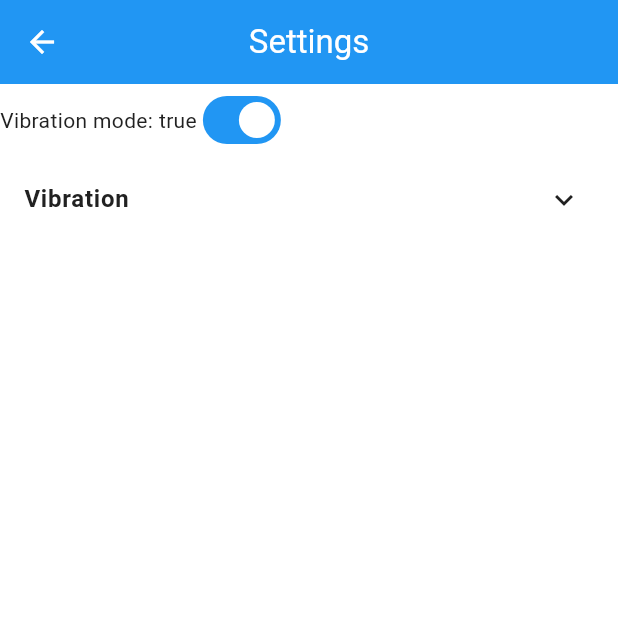
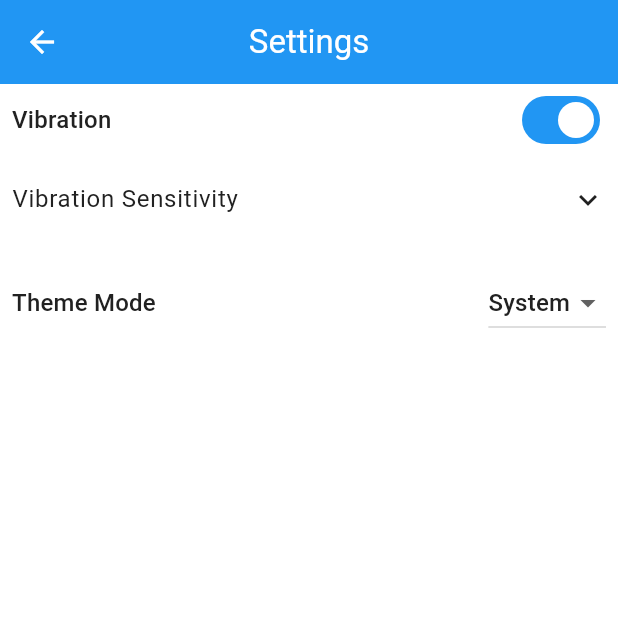
Before and after one commit to aryannik08/music-player, a Flutter app: the screen it shows after launch, after a tap on the "settings" icon, on a phone screen of 412 x 824 dp, the top half of it. Run offline on Flutter 3.47's test engine with Material 3 defaults, Android fonts, the phone set to English and light mode, and no system bars; drawn by our look-alikes of animated_text_kit; our stand-ins replace flutter_screenutil, flutter_staggered_animations, flutter_svg, get, get_storage, just_audio and 3 more.

Commit message:
theme added, theme animation

```diff
--- a/lib/core/storage/storage_service.dart
+++ b/lib/core/storage/storage_service.dart
@@ -6,6 +6,7 @@ class StorageService {
   static const String keyIsDark = 'is_dark';
   static const String keyIsFirst = 'is_first';
   static const String keyVibValue = 'vib_value';
+  static const String keyThemeMode = 'theme_mode';
 
   final GetStorage _box = GetStorage(_boxName);
 
@@ -36,4 +37,8 @@ class StorageService {
   int get vibValue => _box.read<int>(keyVibValue) ?? 150;
 
   set vibValue(int value) => _box.write(keyVibValue, value);
+
+  String get themeMode => _box.read<String>(keyThemeMode) ?? 'system';
+
+  set themeMode(String value) => _box.write(keyThemeMode, value);
 }
--- a/lib/main.dart
+++ b/lib/main.dart
@@ -2,7 +2,8 @@ import 'package:flutter/material.dart';
 import 'package:get/get.dart';
 import 'package:get_storage/get_storage.dart';
 import 'core/storage/storage_service.dart';
-import 'presentation/style/theme.dart';
+import 'presentation/style/theme.dart' hide ThemeController;
+import 'presentation/style/theme_controller.dart';
 import 'presentation/routes/app_routes.dart';
 
 void main() {
@@ -17,21 +18,38 @@ class MyApp extends StatelessWidget {
 
   @override
   Widget build(BuildContext context) {
-    final StorageService storage = StorageService();
-    return GetMaterialApp(
-      title: 'GetX Flutter App',
-      debugShowCheckedModeBanner: false,
-      theme: AppTheme.lightTheme,
-      darkTheme: AppTheme.darkTheme,
-      themeMode: storage.isDark ? ThemeMode.dark : ThemeMode.light,
-      initialRoute: AppRoutes.splash,
-      getPages: AppRoutes.routes,
-    );
+    final ThemeController themeController = Get.find<ThemeController>();
+    return Obx(() {
+      return AnimatedTheme(
+        curve: Curves.bounceIn,
+        data: themeController.themeMode.value == ThemeMode.dark
+            ? AppTheme.darkTheme
+            : themeController.themeMode.value == ThemeMode.light
+            ? AppTheme.lightTheme
+            : (MediaQuery.of(context).platformBrightness == Brightness.dark
+                  ? AppTheme.darkTheme
+                  : AppTheme.lightTheme), // Handle system theme
+        duration: const Duration(
+          milliseconds: 500,
+        ), // Adjust duration as needed
+        child: GetMaterialApp(
+          title: 'GetX Flutter App',
+          debugShowCheckedModeBanner: false,
+          theme: AppTheme.lightTheme, // Provide a base light theme
+          darkTheme: AppTheme.darkTheme, // Provide a base dark theme
+          themeMode: themeController
+              .themeMode
+              .value, // This is still necessary for GetX to manage internal theme
+          initialRoute: AppRoutes.splash,
+          getPages: AppRoutes.routes,
+        ),
+      );
+    });
   }
 }
 
 Future<void> _initServices() async {
   await GetStorage.init('app_storage');
+  Get.put(StorageService(), permanent: true);
   Get.put(ThemeController());
-  Get.put(StorageService(), permanent: true);
 }
--- a/lib/presentation/routes/app_routes.dart
+++ b/lib/presentation/routes/app_routes.dart
@@ -28,27 +28,27 @@ class AppRoutes {
       page: () => HomePage(),
       binding: HomeBinding(),
       transition: Transition.fadeIn,
-      transitionDuration: Duration(milliseconds: 200),
+      transitionDuration: Duration(milliseconds: 300),
     ),
     GetPage(
       name: songDetails,
       page: () => SongDetailsPage(),
       binding: SongDetailsBinding(),
       transition: Transition.downToUp,
-      transitionDuration: Duration(milliseconds: 200),
+      transitionDuration: Duration(milliseconds: 300),
     ),
     GetPage(
       name: intro,
       page: () => const IntroPage(),
       binding: IntroBinding(),
       transition: Transition.rightToLeft,
-      transitionDuration: Duration(milliseconds: 200),
+      transitionDuration: Duration(milliseconds: 300),
     ),GetPage(
       name: setting,
       page: () => const SettingPage(),
       binding: SettingBinding(),
       transition: Transition.leftToRight,
-      transitionDuration: Duration(milliseconds: 200),
+      transitionDuration: Duration(milliseconds: 300),
     ),
 
     // Item page removed
--- a/lib/presentation/style/theme.dart
+++ b/lib/presentation/style/theme.dart
@@ -37,9 +37,21 @@ class AppTheme {
         ),
       ),
       textTheme: const TextTheme(
-        headlineLarge: TextStyle(color: AppColors.textPrimary, fontSize: 32, fontWeight: FontWeight.bold),
-        headlineMedium: TextStyle(color: AppColors.textPrimary, fontSize: 28, fontWeight: FontWeight.bold),
-        headlineSmall: TextStyle(color: AppColors.textPrimary, fontSize: 24, fontWeight: FontWeight.bold),
+        headlineLarge: TextStyle(
+          color: AppColors.textPrimary,
+          fontSize: 32,
+          fontWeight: FontWeight.bold,
+        ),
+        headlineMedium: TextStyle(
+          color: AppColors.textPrimary,
+          fontSize: 28,
+          fontWeight: FontWeight.bold,
+        ),
+        headlineSmall: TextStyle(
+          color: AppColors.textPrimary,
+          fontSize: 24,
+          fontWeight: FontWeight.bold,
+        ),
         bodyLarge: TextStyle(color: AppColors.textPrimary, fontSize: 16),
         bodyMedium: TextStyle(color: AppColors.textPrimary, fontSize: 14),
         bodySmall: TextStyle(color: AppColors.textSecondary, fontSize: 12),
@@ -80,9 +92,21 @@ class AppTheme {
         ),
       ),
       textTheme: const TextTheme(
-        headlineLarge: TextStyle(color: AppColors.darkTextPrimary, fontSize: 32, fontWeight: FontWeight.bold),
-        headlineMedium: TextStyle(color: AppColors.darkTextPrimary, fontSize: 28, fontWeight: FontWeight.bold),
-        headlineSmall: TextStyle(color: AppColors.darkTextPrimary, fontSize: 24, fontWeight: FontWeight.bold),
+        headlineLarge: TextStyle(
+          color: AppColors.darkTextPrimary,
+          fontSize: 32,
+          fontWeight: FontWeight.bold,
+        ),
+        headlineMedium: TextStyle(
+          color: AppColors.darkTextPrimary,
+          fontSize: 28,
+          fontWeight: FontWeight.bold,
+        ),
+        headlineSmall: TextStyle(
+          color: AppColors.darkTextPrimary,
+          fontSize: 24,
+          fontWeight: FontWeight.bold,
+        ),
         bodyLarge: TextStyle(color: AppColors.darkTextPrimary, fontSize: 16),
         bodyMedium: TextStyle(color: AppColors.darkTextPrimary, fontSize: 14),
         bodySmall: TextStyle(color: AppColors.darkTextSecondary, fontSize: 12),
@@ -90,22 +114,3 @@ class AppTheme {
     );
   }
 }
-
-class ThemeController extends GetxController {
-  RxBool isDarkMode = false.obs;
-  final StorageService storage = StorageService();
-
-  @override
-  void onInit() {
-    isDarkMode.value = storage.isDark;
-    super.onInit();
-  }
-
-  void toggleTheme() {
-    isDarkMode.value = !isDarkMode.value;
-    Get.changeThemeMode(isDarkMode.value ? ThemeMode.dark : ThemeMode.light);
-    storage.isDark = isDarkMode.value;
-  }
-
-  ThemeData get currentTheme => isDarkMode.value ? AppTheme.darkTheme : AppTheme.lightTheme;
-}
--- /dev/null
+++ b/lib/presentation/style/theme_controller.dart
@@ -0,0 +1,33 @@
+import 'package:flutter/material.dart';
+import 'package:get/get.dart';
+import 'package:untitled1/core/storage/storage_service.dart';
+
+class ThemeController extends GetxController {
+  final StorageService storage = Get.find<StorageService>();
+  Rx<ThemeMode> themeMode = ThemeMode.system.obs;
+
+  @override
+  void onInit() {
+    super.onInit();
+    String? savedThemeMode = storage.themeMode;
+    if (savedThemeMode == 'light') {
+      themeMode.value = ThemeMode.light;
+    } else if (savedThemeMode == 'dark') {
+      themeMode.value = ThemeMode.dark;
+    } else {
+      themeMode.value = ThemeMode.system;
+    }
+  }
+
+  void changeThemeMode(ThemeMode mode) {
+    themeMode.value = mode;
+    Get.changeThemeMode(mode);
+    if (mode == ThemeMode.light) {
+      storage.themeMode = 'light';
+    } else if (mode == ThemeMode.dark) {
+      storage.themeMode = 'dark';
+    } else {
+      storage.themeMode = 'system';
+    }
+  }
+}
--- a/lib/presentation/ui/base/home_page/home_page.dart
+++ b/lib/presentation/ui/base/home_page/home_page.dart
@@ -8,7 +8,7 @@ import 'package:untitled1/presentation/ui/base/home_page/widgets/song_item_widge
 import 'package:untitled1/presentation/ui/base/home_page/home_controller.dart';
 import '../../../../core/vibration/vibration.dart';
 import '../../../routes/app_routes.dart';
-import '../../../style/theme.dart';
+import '../../../style/theme_controller.dart';
 
 class HomePage extends StatelessWidget {
   const HomePage({super.key});
@@ -44,15 +44,7 @@ class HomePage extends StatelessWidget {
               displayFullTextOnTap: true,
               stopPauseOnTap: true,
             ),
-            actions: [
-              Obx(
-                () => IconButton(
-                  icon: Icon(themeController.isDarkMode.value ? Icons.light_mode : Icons.dark_mode),
-                  onPressed: () => themeController.toggleTheme(),
-                ),
-              ),
-              // IconButton(icon: const Icon(Icons.refresh), onPressed: () => controller.loadSongs()),
-            ],
+
           ),
           body: Obx(() {
             if (controller.loading.value) {
--- a/lib/presentation/ui/sec/setting_page/setting_controller.dart
+++ b/lib/presentation/ui/sec/setting_page/setting_controller.dart
@@ -1,19 +1,27 @@
-// song_details_controller.dart
+// song_details_dart
 import 'package:get/get.dart';
-import 'package:just_audio/just_audio.dart';
-import 'package:on_audio_query/on_audio_query.dart';
-import 'package:permission_handler/permission_handler.dart';
 import 'package:untitled1/core/storage/storage_service.dart';
-import 'package:untitled1/presentation/routes/app_routes.dart';
-import 'dart:io';
+import 'package:flutter/material.dart';
+import 'package:untitled1/presentation/style/theme_controller.dart';
 
 class SettingController extends GetxController {
   final StorageService storage = StorageService();
+  final ThemeController themeController = Get.find<ThemeController>();
 
-  RxDouble currentValue = 0.0.obs;
-  RxBool vibrationMode = true.obs;
+  late RxDouble currentValue = storage.vibValue.toDouble().obs;
+  late RxBool vibrationMode = storage.vibValue == 0 ? false.obs : true.obs;
+
+  @override
+  void onInit() {
+    super.onInit();
+  }
 
   changeVibrationMode(RxBool value) {
     vibrationMode.value = value.value;
   }
+
+  backAction() {
+    storage.vibValue = currentValue.value.toInt();
+    Get.back();
+  }
 }
--- a/lib/presentation/ui/sec/setting_page/setting_page.dart
+++ b/lib/presentation/ui/sec/setting_page/setting_page.dart
@@ -12,16 +12,26 @@ class SettingPage extends StatelessWidget {
     ThemeData theme = Theme.of(context);
     return GetBuilder<SettingController>(
       init: SettingController(),
-      builder: (controller) =>
-          Scaffold(
+      builder: (controller) => WillPopScope(
+        onWillPop: () async {
+          controller.backAction();
+          return false;
+        },
+        child: Scaffold(
           appBar: AppBar(
+            leading: IconButton(
+              onPressed: () => controller.backAction(),
+              icon: const Icon(Icons.arrow_back),
+            ),
             title: AnimatedTextKit(
               animatedTexts: [
                 TypewriterAnimatedText(
                   'Settings',
                   textAlign: TextAlign.center,
                   cursor: "",
-                    textStyle: theme.textTheme.titleLarge?.copyWith(color: theme.colorScheme.onPrimary),
+                  textStyle: theme.textTheme.titleLarge?.copyWith(
+                    color: theme.colorScheme.onPrimary,
+                  ),
                   speed: const Duration(milliseconds: 80),
                 ),
               ],
@@ -30,24 +40,70 @@ class SettingPage extends StatelessWidget {
               stopPauseOnTap: true,
             ),
           ),
-            body: Column(
+          body: Padding(
+            padding: const EdgeInsets.symmetric(horizontal: 8.0),
+            child: Column(
               children: [
                 Row(
                   children: [
-                    Text("Vibration mode: ${controller.vibrationMode}"),
+                    Text("Vibration", style: theme.textTheme.titleMedium),
+                    Spacer(),
                     Obx(() {
-                      return Switch(value: controller.vibrationMode.value, onChanged: (value) {
+                      return Switch(
+                        value: controller.vibrationMode.value,
+                        onChanged: (value) {
                           controller.changeVibrationMode(value.obs);
-                      },);
-                    })
+                        },
+                      );
+                    }),
                   ],
                 ),
-                ExpansionTile(
-                  title: const Text('Vibration', style: TextStyle(fontWeight: FontWeight.bold)),
-                  children: [SliderWidget(currentValue: controller.currentValue)],
+                Obx(() {
+                  return ExpansionTile(
+                    enabled: controller.vibrationMode.value == true,
+                    tilePadding: EdgeInsets.all(0),
+                    title: const Text('Vibration Sensitivity'),
+                    children: [
+                      SliderWidget(currentValue: controller.currentValue),
+                    ],
+                  );
+                }),
+                SizedBox(height: 16.0),
+                Row(
+                  children: [
+                    Text("Theme Mode", style: theme.textTheme.titleMedium),
+                    Spacer(),
+                    Obx(() {
+                      return DropdownButton<ThemeMode>(
+                        value: controller.themeController.themeMode.value,
+                        onChanged: (ThemeMode? newValue) {
+                          if (newValue != null) {
+                            controller.themeController.changeThemeMode(
+                              newValue,
+                            );
+                          }
+                        },
+                        items: const <DropdownMenuItem<ThemeMode>>[
+                          DropdownMenuItem<ThemeMode>(
+                            value: ThemeMode.light,
+                            child: Text("Light"),
                           ),
-
+                          DropdownMenuItem<ThemeMode>(
+                            value: ThemeMode.dark,
+                            child: Text("Dark"),
+                          ),
+                          DropdownMenuItem<ThemeMode>(
+                            value: ThemeMode.system,
+                            child: Text("System"),
+                          ),
                         ],
+                      );
+                    }),
+                  ],
+                ),
+              ],
+            ),
+          ),
         ),
       ),
     );
--- a/lib/presentation/ui/sec/setting_page/widgets/slider_widget.dart
+++ b/lib/presentation/ui/sec/setting_page/widgets/slider_widget.dart
@@ -11,7 +11,7 @@ class SliderWidget extends StatelessWidget {
     ThemeData theme = Theme.of(context);
     return Obx(() {
       return Slider(
-        inactiveColor: theme.colorScheme.onSurface,
+        inactiveColor: theme.colorScheme.onSurface.withOpacity(0.5),
         value: currentValue.value,
         min: 0,
         max: 255,
```
Lines whose indentation alone changed are shown as unchanged.
